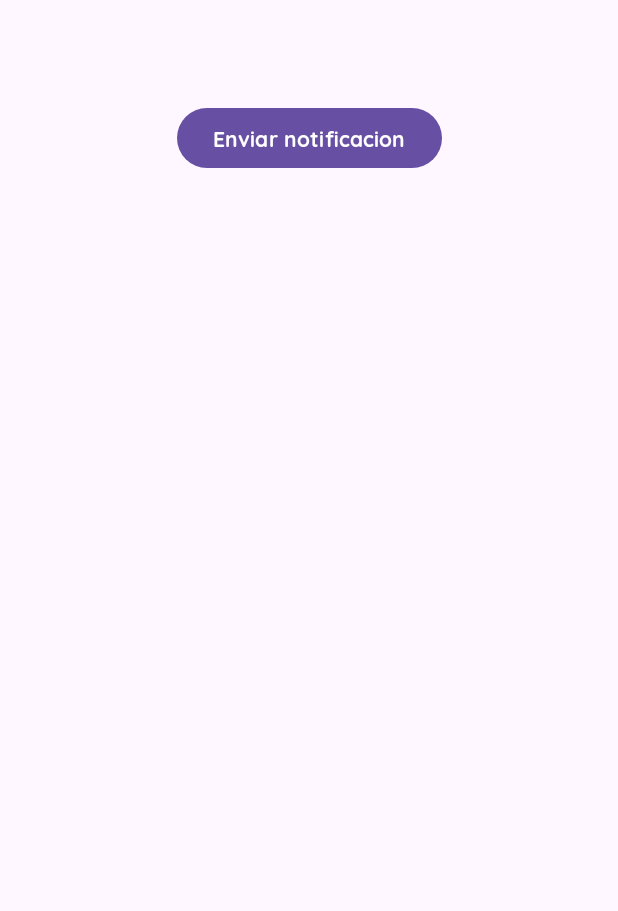
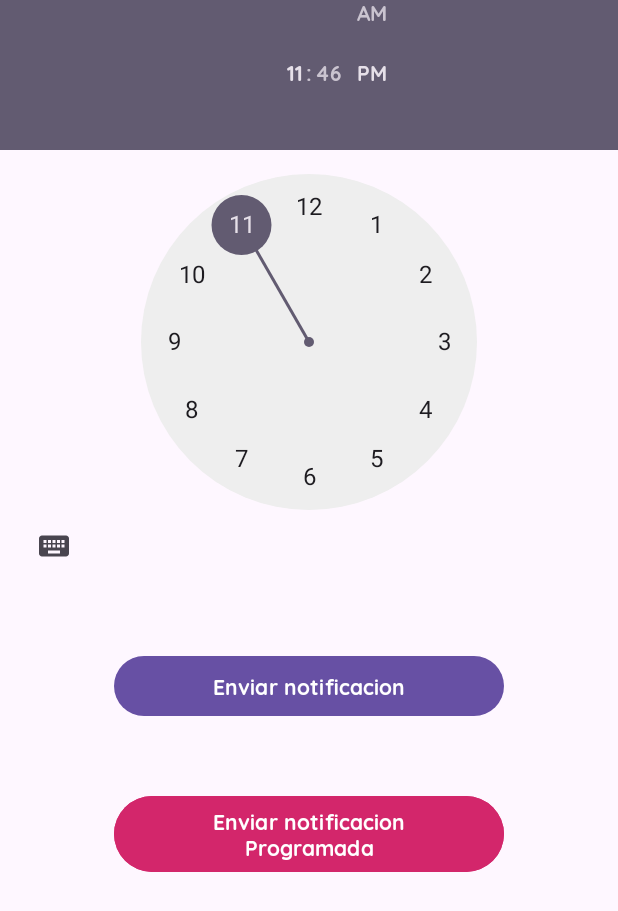
Before and after one commit to pablo162000/dp_u1_ps_mg, an Android app: the screen it shows after launch (NotificationActivity), on a phone screen of 412 x 824 dp. Shown: the top 911 px of the screen. Run offline under Robolectric (Android 15) with nearby library versions, the light colour scheme and no system bars; our stand-ins replace Room's generated code; Roboto replaces fonts that are not available here.

Commit message:
Clase 31/07/2023: Notificacion con Alarm Manager y Pending Intent

```diff
--- a/app/src/main/res/layout/activity_notification.xml
+++ b/app/src/main/res/layout/activity_notification.xml
@@ -6,13 +6,36 @@
     android:layout_height="match_parent"
     tools:context=".ui.activities.NotificationActivity">
 
-    <Button
-        android:id="@+id/btnNotificacion"
+    <TimePicker
+        android:id="@+id/timePicker"
         android:layout_width="wrap_content"
         android:layout_height="wrap_content"
-        android:layout_marginTop="68dp"
-        android:text="Enviar notificacion"
         app:layout_constraintEnd_toEndOf="parent"
         app:layout_constraintStart_toStartOf="parent"
         app:layout_constraintTop_toTopOf="parent" />
+
+    <Button
+        android:id="@+id/btnNotificacion"
+        android:layout_width="260dp"
+        android:layout_height="wrap_content"
+        android:layout_marginTop="45dp"
+        android:text="Enviar notificacion"
+        app:layout_constraintBottom_toBottomOf="parent"
+        app:layout_constraintEnd_toEndOf="parent"
+        app:layout_constraintStart_toStartOf="parent"
+        app:layout_constraintTop_toBottomOf="@+id/timePicker"
+        app:layout_constraintVertical_bias="0.0" />
+
+    <Button
+        android:id="@+id/btnNotificacionProgramada"
+        android:layout_width="260dp"
+        android:layout_height="wrap_content"
+        android:backgroundTint="@color/red"
+        android:layout_marginTop="45dp"
+        android:text="Enviar notificacion Programada"
+        app:layout_constraintBottom_toBottomOf="parent"
+        app:layout_constraintEnd_toEndOf="parent"
+        app:layout_constraintStart_toStartOf="parent"
+        app:layout_constraintTop_toBottomOf="@+id/btnNotificacion"
+        app:layout_constraintVertical_bias="0.0" />
 </androidx.constraintlayout.widget.ConstraintLayout>
```
Also changed, not shown: app/src/main/AndroidManifest.xml (+7 -1 lines), app/src/main/java/com/example/dispositivosmoviles/ui/activities/NotificationActivity.kt (+40 -9 lines), app/src/main/java/com/example/dispositivosmoviles/ui/utilities/BroadcasterNotification.kt (added, +38 -0 lines).
